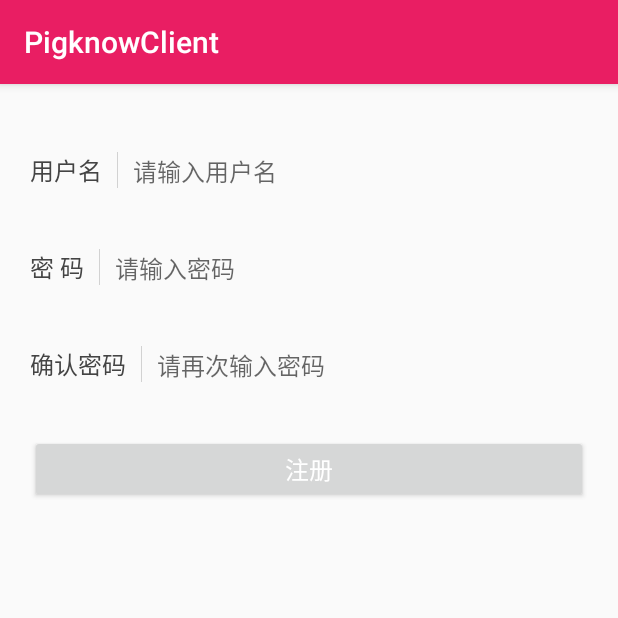
After one commit to Tongcangzhen/PigknowClient, an Android app: the RegistActivity screen opened directly, with no data from a screen before it, on a phone screen of 412 x 824 dp, the top half of it. The commit adds this screen. Run offline under Robolectric (Android 15) with nearby library versions, the phone set to English and light mode, and no system bars; our stand-ins replace ButterKnife; libraries missing offline, so code that uses them is left out: cn.bmob.v3.

Commit message:
Online signin signup

```diff
--- a/app/build.gradle
+++ b/app/build.gradle
@@ -29,4 +29,7 @@ dependencies {
     compile 'com.android.support.constraint:constraint-layout:1.0.2'
     compile 'cjt.library.wheel:camera:1.1.9'
     testCompile 'junit:junit:4.12'
+    compile 'com.jakewharton:butterknife:8.5.1'
+    annotationProcessor 'com.jakewharton:butterknife-compiler:8.5.1'
+    compile 'cn.bmob.android:bmob-sdk:3.5.0'
 }
--- /dev/null
+++ b/app/src/main/java/com/example/ldjg/pigknowclient/RegistActivity.java
@@ -0,0 +1,109 @@
+package com.example.ldjg.pigknowclient;
+
+import android.app.ProgressDialog;
+import android.content.Intent;
+import android.support.v7.app.AppCompatActivity;
+import android.os.Bundle;
+import android.text.TextUtils;
+import android.widget.Button;
+import android.widget.EditText;
+import android.widget.Toast;
+
+import com.example.ldjg.pigknowclient.DB.User;
+
+import butterknife.BindView;
+import butterknife.ButterKnife;
+import butterknife.OnClick;
+import cn.bmob.v3.Bmob;
+import cn.bmob.v3.exception.BmobException;
+import cn.bmob.v3.listener.SaveListener;
+
+public class RegistActivity extends AppCompatActivity {
+
+    @BindView(R.id.et_account)
+    EditText et_account;
+    @BindView(R.id.et_password)
+    EditText et_password;
+
+    @BindView(R.id.et_pwd_again)
+    EditText et_pwd_again;
+
+    @BindView(R.id.btn_register)
+    Button btn_register;
+
+    @Override
+    protected void onCreate(Bundle savedInstanceState) {
+        // TODO Auto-generated method stub
+        super.onCreate(savedInstanceState);
+        setContentView(R.layout.activity_regist);
+        ButterKnife.bind(this);
+//        iv_left.setVisibility(View.VISIBLE);
+//        tv_title.setText("注册");
+
+    }
+
+//    @OnClick(R.id.iv_left)
+//    public void back() {
+//        finish();
+//    }
+
+
+    @OnClick(R.id.btn_register)
+    public void register() {
+        registerUser();
+    }
+
+    /**
+     */
+    private void registerUser(){
+        String account = et_account.getText().toString();
+        String password = et_password.getText().toString();
+        String pwd = et_pwd_again.getText().toString();
+        if (TextUtils.isEmpty(account)) {
+//            showToast("用户名不能为空");
+            return;
+        }
+        if (TextUtils.isEmpty(password)) {
+//            showToast("密码不能为空");
+            return;
+        }
+        if (!password.equals(pwd)) {
+//            showToast("两次密码不一样");
+            return;
+        }
+        final ProgressDialog progress = new ProgressDialog(RegistActivity.this);
+        progress.setMessage("正在登录中...");
+        progress.setCanceledOnTouchOutside(false);
+        progress.show();
+         User user = new User();
+        user.setUsername(account);
+        user.setPassword(password);
+//        user.setExample("qwerty");
+        user.signUp( new SaveListener<User>() {
+
+            @Override
+            public void done(User user ,BmobException o2) {
+                if (o2 == null) {
+                    // TODO Auto-generated method stub
+                progress.dismiss();
+                    Toast.makeText(RegistActivity.this, "注册成功", Toast.LENGTH_LONG).show();
+//                toast("注册成功---用户名："+user.getUsername()+"，年龄："+user.getAge());
+                Intent intent = new Intent(RegistActivity.this,MainActivity.class);
+                intent.putExtra("from", "login");
+                startActivity(intent);
+                finish();
+                } else {
+                    Toast.makeText(RegistActivity.this, "失败", Toast.LENGTH_LONG).show();
+                }
+
+//            @Override
+//            public void done(Object o, BmobException e) {
+//                Toast.makeText(RegisterActivity.this,"失败",Toast.LENGTH_LONG).show();
+//            }
+            }
+
+        });
+    }
+
+
+}
--- /dev/null
+++ b/app/src/main/res/layout/activity_regist.xml
@@ -0,0 +1,116 @@
+<?xml version="1.0" encoding="utf-8"?>
+<LinearLayout xmlns:android="http://schemas.android.com/apk/res/android"
+    android:layout_width="match_parent" android:layout_height="match_parent"
+    android:orientation="vertical">
+    <LinearLayout
+        android:layout_width="match_parent"
+        android:layout_height="0dp"
+        android:layout_marginTop="20dp"
+        android:layout_weight="1"
+        android:orientation="vertical"
+        android:padding="10dp">
+        <LinearLayout
+            android:layout_width="match_parent"
+            android:layout_height="wrap_content"
+            android:orientation="horizontal"
+            android:paddingBottom="15dp"
+            android:paddingLeft="10dp"
+            android:paddingRight="10dp"
+            android:paddingTop="15dp">
+            <TextView
+                android:layout_width="wrap_content"
+                android:layout_height="wrap_content"
+                android:text="用户名"
+                android:textColor="#444444"
+                android:textSize="16sp" />
+            <View
+                android:layout_width="1px"
+                android:layout_height="match_parent"
+                android:layout_marginLeft="10dp"
+                android:background="#d2d2d2" />
+            <EditText android:id="@+id/et_account"
+                android:layout_width="0dp"
+                android:layout_height="wrap_content"
+                android:layout_marginLeft="10dp"
+                android:layout_weight="1"
+                android:background="@null"
+                android:hint="请输入用户名"
+                android:textColor="#444444"
+                android:textSize="16sp" />
+        </LinearLayout>
+        <LinearLayout
+            android:layout_width="match_parent"
+            android:layout_height="wrap_content"
+            android:layout_marginTop="10dp"
+            android:orientation="horizontal"
+            android:paddingBottom="15dp"
+            android:paddingLeft="10dp"
+            android:paddingRight="10dp"
+            android:paddingTop="15dp">
+            <TextView
+                android:layout_width="wrap_content"
+                android:layout_height="wrap_content"
+                android:text="密 码"
+                android:textColor="#444444"
+                android:textSize="16sp" />
+            <View
+                android:layout_width="1px"
+                android:layout_height="match_parent"
+                android:layout_marginLeft="10dp"
+                android:background="#d2d2d2" />
+            <EditText
+                android:id="@+id/et_password"
+                android:layout_width="0dp"
+                android:layout_height="wrap_content"
+                android:layout_marginLeft="10dp"
+                android:layout_weight="1"
+                android:background="@null"
+                android:hint="请输入密码"
+                android:inputType="textPassword"
+                android:textColor="#444444"
+                android:textSize="16sp" />
+        </LinearLayout>
+        <LinearLayout
+            android:layout_width="match_parent"
+            android:layout_height="wrap_content"
+            android:layout_marginTop="10dp"
+            android:orientation="horizontal"
+            android:paddingBottom="15dp"
+            android:paddingLeft="10dp"
+            android:paddingRight="10dp"
+            android:paddingTop="15dp">
+            <TextView
+                android:layout_width="wrap_content"
+                android:layout_height="wrap_content"
+                android:text="确认密码"
+                android:textColor="#444444"
+                android:textSize="16sp" />
+            <View
+                android:layout_width="1px"
+                android:layout_height="match_parent"
+                android:layout_marginLeft="10dp"
+                android:background="#d2d2d2" />
+            <EditText
+                android:id="@+id/et_pwd_again"
+                android:layout_width="0dp"
+                android:layout_height="wrap_content"
+                android:layout_marginLeft="10dp"
+                android:layout_weight="1"
+                android:background="@null"
+                android:hint="请再次输入密码"
+                android:inputType="textPassword"
+                android:textColor="#444444"
+                android:textSize="16sp" />
+        </LinearLayout>
+        <Button
+            android:id="@+id/btn_register"
+            android:layout_width="match_parent"
+            android:layout_height="45dp"
+            android:layout_marginLeft="10dp"
+            android:layout_marginRight="10dp"
+            android:layout_marginTop="20dp"
+            android:text="注册"
+            android:textColor="#ffffff"
+            android:textSize="16sp" />
+    </LinearLayout>
+</LinearLayout>
--- a/build.gradle
+++ b/build.gradle
@@ -1,4 +1,4 @@
-// Top-level build file where you can add configuration options common to all sub-projects/modules.
+    // Top-level build file where you can add configuration options common to all sub-projects/modules.
 
 buildscript {
     repositories {
@@ -15,6 +15,7 @@ buildscript {
 allprojects {
     repositories {
         jcenter()
+        maven { url "https://raw.github.com/bmob/bmob-android-sdk/master" }
     }
 }
 
```
Also changed, not shown: app/src/main/AndroidManifest.xml (+10 -2 lines), app/src/main/java/com/example/ldjg/pigknowclient/DB/Admin.java (added, +49 -0 lines), app/src/main/java/com/example/ldjg/pigknowclient/DB/Farms.java (added, +37 -0 lines), app/src/main/java/com/example/ldjg/pigknowclient/DB/User.java (added, +19 -0 lines), app/src/main/java/com/example/ldjg/pigknowclient/LoginActivity.java (+189 -79 lines), app/src/main/res/layout/activity_login.xml (+9 -0 lines), app/src/main/res/values/strings.xml (+7 -6 lines).
